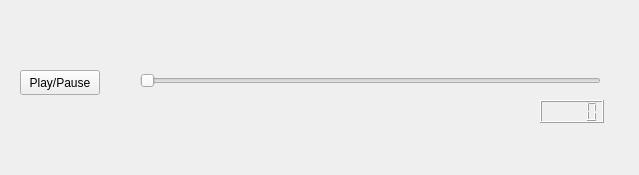
This is Utils/py/logreader/LogPlayer.ui in BerlinUnited/NaoTH as Qt 5 draws it before an edit. The edited form follows.
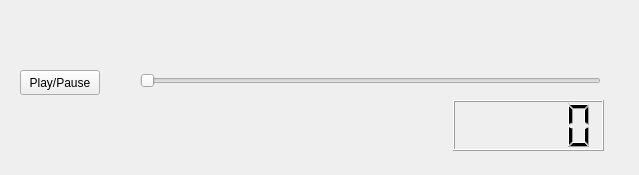
This is the edited form.

Patch:
```diff
--- a/Utils/py/logreader/LogPlayer.ui
+++ b/Utils/py/logreader/LogPlayer.ui
@@ -42,10 +42,10 @@
   <widget class="QLCDNumber" name="frameCounter">
    <property name="geometry">
     <rect>
-     <x>540</x>
+     <x>453</x>
      <y>100</y>
-     <width>64</width>
-     <height>23</height>
+     <width>151</width>
+     <height>51</height>
     </rect>
    </property>
   </widget>
```
Left out of the diff: 2 changed lines with no effect on the pictures.
